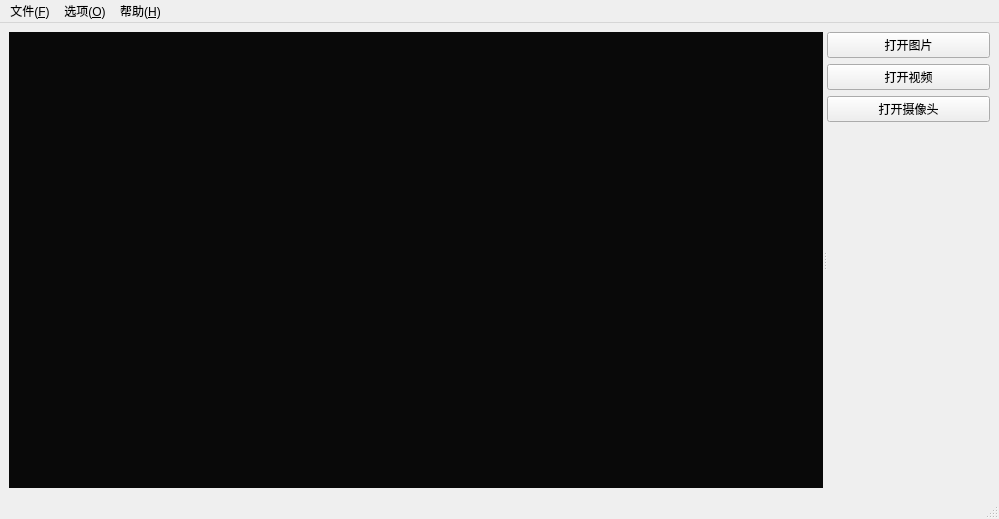
The window that yolo_ui/widgets/main.ui (Sun-ZhenXing/pyside-yolov10) describes before a commit, drawn with Qt 5.
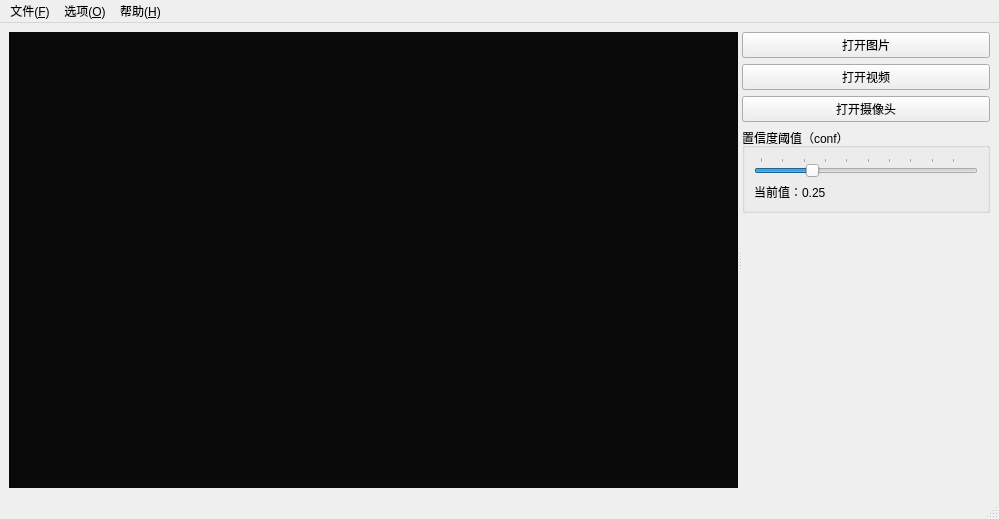
The same window after the commit. Icons and pictures are not drawn.

```diff
--- a/yolo_ui/widgets/main.ui
+++ b/yolo_ui/widgets/main.ui
@@ -13,6 +13,10 @@
   <property name="windowTitle">
    <string>YOLOv10 目标检测</string>
   </property>
+  <property name="windowIcon">
+   <iconset resource="../../resources.qrc">
+    <normaloff>:/res/assets/icon.ico</normaloff>:/res/assets/icon.ico</iconset>
+  </property>
   <widget class="QWidget" name="centralwidget">
    <layout class="QGridLayout" name="gridLayout">
     <item row="0" column="0">
@@ -44,6 +48,13 @@
        <layout class="QGridLayout" name="gridLayout_2">
         <item row="0" column="0">
          <layout class="QGridLayout" name="gridLayout_3">
+          <item row="0" column="0">
+           <widget class="QPushButton" name="pushButton">
+            <property name="text">
+             <string>打开图片</string>
+            </property>
+           </widget>
+          </item>
           <item row="1" column="0">
            <widget class="QPushButton" name="pushButton_2">
             <property name="text">
@@ -51,7 +62,14 @@
             </property>
            </widget>
           </item>
-          <item row="3" column="0">
+          <item row="2" column="0">
+           <widget class="QPushButton" name="pushButton_3">
+            <property name="text">
+             <string>打开摄像头</string>
+            </property>
+           </widget>
+          </item>
+          <item row="4" column="0">
            <spacer name="verticalSpacer">
             <property name="orientation">
              <enum>Qt::Orientation::Vertical</enum>
@@ -64,18 +82,42 @@
             </property>
            </spacer>
           </item>
-          <item row="0" column="0">
-           <widget class="QPushButton" name="pushButton">
-            <property name="text">
-             <string>打开图片</string>
+          <item row="3" column="0">
+           <widget class="QGroupBox" name="groupBox">
+            <property name="title">
+             <string>置信度阈值（conf）</string>
             </property>
-           </widget>
-          </item>
-          <item row="2" column="0">
-           <widget class="QPushButton" name="pushButton_3">
-            <property name="text">
-             <string>打开摄像头</string>
-            </property>
+            <layout class="QGridLayout" name="gridLayout_4">
+             <item row="0" column="0">
+              <widget class="QSlider" name="confSlider">
+               <property name="minimum">
+                <number>1</number>
+               </property>
+               <property name="singleStep">
+                <number>1</number>
+               </property>
+               <property name="value">
+                <number>25</number>
+               </property>
+               <property name="orientation">
+                <enum>Qt::Orientation::Horizontal</enum>
+               </property>
+               <property name="tickPosition">
+                <enum>QSlider::TickPosition::TicksAbove</enum>
+               </property>
+               <property name="tickInterval">
+                <number>10</number>
+               </property>
+              </widget>
+             </item>
+             <item row="1" column="0">
+              <widget class="QLabel" name="label">
+               <property name="text">
+                <string>当前值：0.25</string>
+               </property>
+              </widget>
+             </item>
+            </layout>
            </widget>
           </item>
          </layout>
```
Left out of the diff: 12 changed lines with no effect on the pictures.
